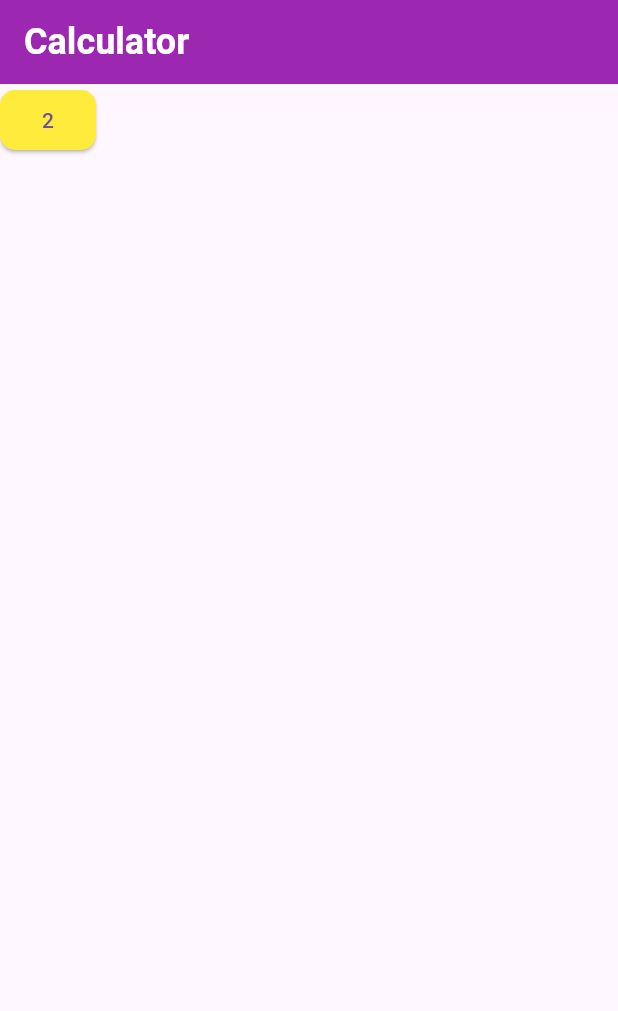
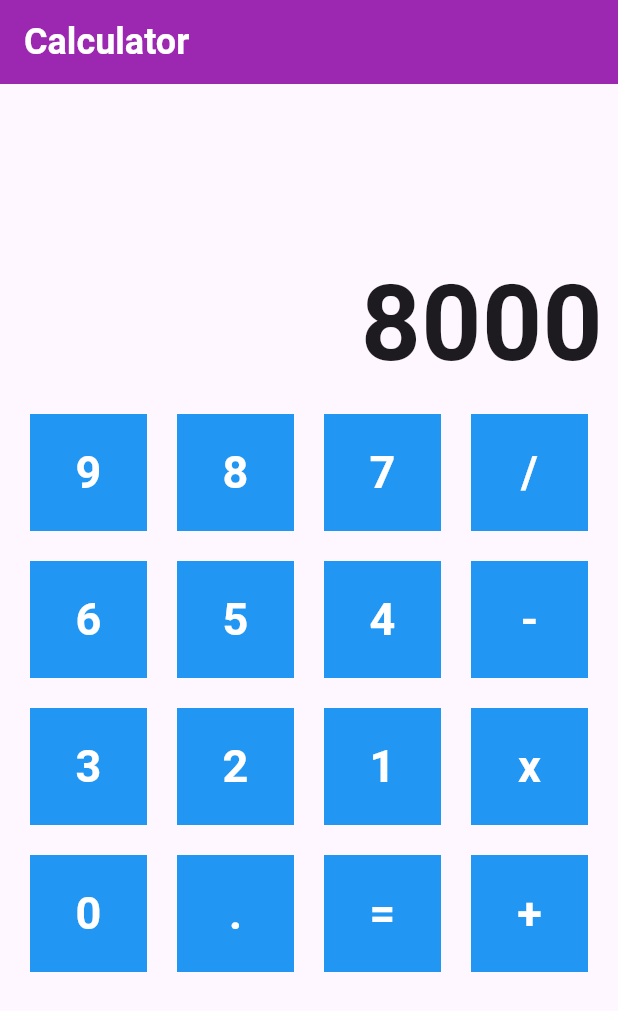
Before and after one commit to shreeya-a/flutter-andriod-studio, a Flutter app: the screen it shows after launch, on a phone screen of 412 x 824 dp. Shown: the top 1011 px of the screen. Run offline on Flutter 3.47's test engine with Material 3 defaults, Android fonts, the light colour scheme and no system bars.

Commit message:
calculator design

```diff
--- a/calculator/lib/screen/home.dart
+++ b/calculator/lib/screen/home.dart
@@ -1,20 +1,18 @@
-import 'package:calculator/widgets/calculator_button.dart';
 import 'package:flutter/material.dart';
 
 class Home extends StatefulWidget {
   const Home({super.key});
-
 
   @override
   State<Home> createState() => _HomeState();
 }
 
 class _HomeState extends State<Home> {
-  List btnLabels = ['1', '2', '3', '4', '5', '6'];
-  void onButtonPress(data){
-    print(data);
-    // print('btn pressed from parents');
-  }
+
+  List buttons =  ['9', '8','7', '/',
+    '6','5', '4','-',
+    '3','2', '1','x',
+    '0','.', '=','+',];
 
 
   @override
@@ -24,36 +22,44 @@ class _HomeState extends State<Home> {
         title: Text('Calculator'),
       ),
       body: Container(
-      child: Container(
-        child: CalculatorButton(
-          label: '2',
-          color: Colors.yellow,
-          callback: onButtonPress,
+        padding: EdgeInsets.all(10),
+        child: Column(
+          crossAxisAlignment: CrossAxisAlignment.stretch,
+          children: [
+            Container(
+              height: 200,
+              alignment: Alignment.bottomRight,
+              // color: Colors.red,
+              child: Text('8000', style: TextStyle(
+                fontSize: 70,
+                fontWeight: FontWeight.bold
+              ),),
+            ),
+            Expanded(
+              child: GridView.builder(
+                  itemCount: buttons.length,
+                  gridDelegate: SliverGridDelegateWithFixedCrossAxisCount(
+                      crossAxisCount: 4),
+                      itemBuilder: (context, index) {
+                        return Container(
+                          color: Colors.blue,
+                          margin: EdgeInsets.all(10),
+                          child: Center(
+                            child: Text(buttons[index], style: TextStyle(
+                              color: Colors.white,
+                              fontWeight: FontWeight.bold,
+                              fontSize: 30,
+
+                            ),),
+                          ),
+                        );
+                      }
+
+              )
+            )
+          ],
         ),
       ),
-
-        // child: GridView.builder(
-        //   itemCount: btnLabels.length,
-        //     gridDelegate: SliverGridDelegateWithFixedCrossAxisCount(crossAxisCount: 4),
-        //     itemBuilder: (context, index) {
-        //       return Container(
-        //         color: Colors.red,
-        //         margin: EdgeInsets.all(10),
-        //         child: Center(
-        //           child: Text(
-        //             btnLabels[index],
-        //             style: TextStyle(
-        //             color: Colors.white,
-        //             fontWeight: FontWeight.bold,
-        //             fontSize: 30,
-        //           ),),
-        //         ),
-        //       );
-        //     }),
-
-      ),
-
-
     );
   }
 }
```
